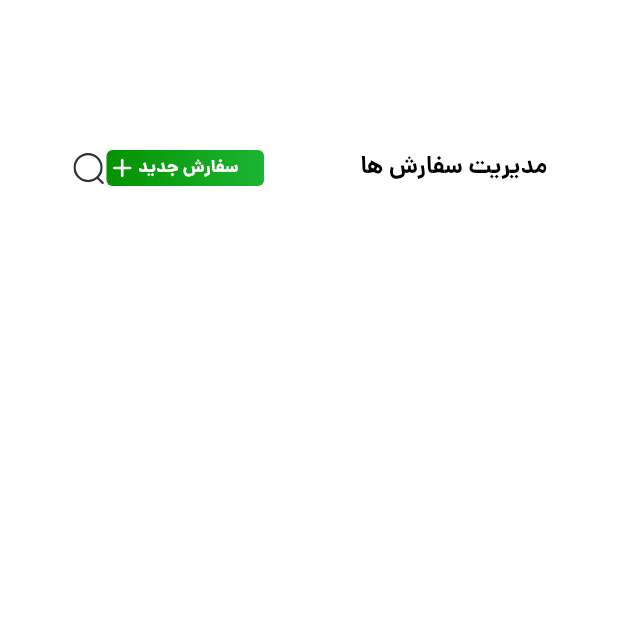
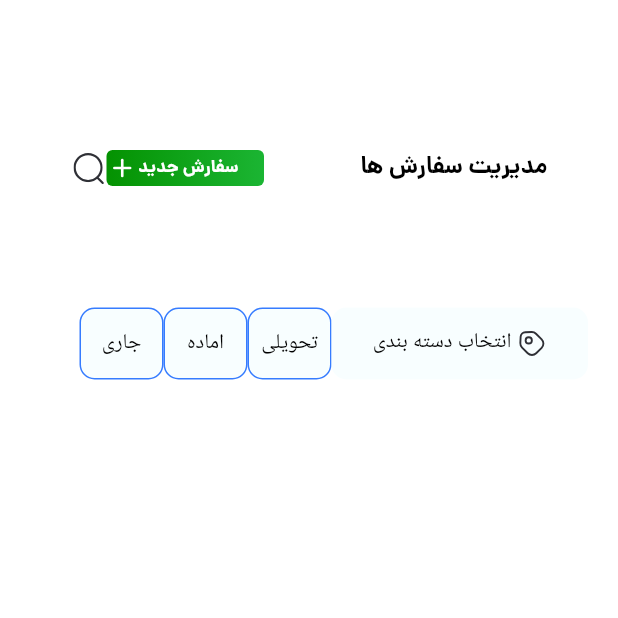
Before and after one commit to hdsneshati/layer_first_task, a Flutter app: the OrdersScreen screen opened directly, on a phone screen of 412 x 824 dp, the top half of it. Run offline on Flutter 3.47's test engine with Material 3 defaults, Android fonts, the phone set to English and light mode, and no system bars; our stand-ins replace flutter_svg; missing offline and left inert: dart:ffi.

Commit message:
some changes in orderscreen

```diff
--- a/layer_first_task/lib/feature/presentation/orders/screens/orser_screen.dart
+++ b/layer_first_task/lib/feature/presentation/orders/screens/orser_screen.dart
@@ -1,12 +1,7 @@
 import 'package:flutter/material.dart';
-import 'package:flutter_svg/svg.dart';
-import 'package:layer_first_task/config/asset/icons_path.dart';
-import 'package:layer_first_task/config/asset/strings.dart';
-import 'package:layer_first_task/config/asset/svg_path.dart';
 import 'package:layer_first_task/config/extentions/gap_space_extension.dart';
-import 'package:layer_first_task/config/theme/text_styles.dart';
-import 'package:layer_first_task/feature/presentation/login/screens/login.screen.dart';
-import 'package:layer_first_task/feature/presentation/orders/widgets/primary_order_bottun.dart';
+import 'package:layer_first_task/feature/presentation/orders/widgets/header.dart';
+import 'package:layer_first_task/feature/presentation/orders/widgets/search_header.dart';
 
 class OrdersScreen extends StatefulWidget {
   const OrdersScreen({super.key});
@@ -23,24 +18,11 @@ class _OrdersScreenState extends State<OrdersScreen> {
          child: Column(
           children: [
             100.0.verticalSpace,
-            Padding(
-              padding: const EdgeInsets.only(left: 47,right: 47),
-              child: Row(
-                mainAxisAlignment: MainAxisAlignment.center,
-                children: [
-                SvgPicture.asset(
-                IconPath.search,
-                width: 24,
-                height: 24,
-              ),
-              PrimaryOrderButton(onTap: (){}, text:StringConsts.newOrder ),
-              Spacer(),
-                Text(StringConsts.orderTitle,
-                style: lightTextTheme.titleMedium,
-                ),
+          const  HeaderOrders(),
+             81.0.verticalSpace,
+         const SearchHeader(),
 
-              ],),
-            )
+          const Card(),
           ],
          ),
        )
--- /dev/null
+++ b/layer_first_task/lib/feature/presentation/orders/widgets/card.dart
@@ -0,0 +1,36 @@
+ import 'package:flutter/material.dart';
+
+
+class Card extends StatelessWidget {
+  String name ;
+   Card({
+    required this.name,
+    super.key
+    });
+
+  @override
+  Widget build(BuildContext context) {
+     return  Container(
+             child: Column(
+              children: [
+
+                Row(
+                  children: [
+                    Column(),
+                    Container(),
+                  ],
+                ),
+                Row(
+                  children: [
+                    Text(
+                      'مبلغ پرداختی',
+                    ),
+                    Text('سفارش هنوز اماده نشده'),
+                  ],
+                ),
+              ],
+             ),
+
+     );
+  }
+}
--- /dev/null
+++ b/layer_first_task/lib/feature/presentation/orders/widgets/header.dart
@@ -0,0 +1,35 @@
+import 'package:flutter/material.dart';
+import 'package:flutter_svg/svg.dart';
+import 'package:layer_first_task/config/asset/icons_path.dart';
+import 'package:layer_first_task/config/asset/strings.dart';
+import 'package:layer_first_task/config/theme/text_styles.dart';
+import 'package:layer_first_task/feature/presentation/orders/widgets/primary_order_bottun.dart';
+
+class HeaderOrders extends StatelessWidget {
+  const HeaderOrders({
+    super.key,
+  });
+
+  @override
+  Widget build(BuildContext context) {
+    return Padding(
+      padding: const EdgeInsets.only(left: 47, right: 47),
+      child: Row(
+        mainAxisAlignment: MainAxisAlignment.center,
+        children: [
+          SvgPicture.asset(
+            IconPath.search,
+            width: 24,
+            height: 24,
+          ),
+          PrimaryOrderButton(onTap: () {}, text: StringConsts.newOrder),
+          const Spacer(),
+          Text(
+            StringConsts.orderTitle,
+            style: lightTextTheme.titleMedium,
+          ),
+        ],
+      ),
+    );
+  }
+}
--- a/layer_first_task/lib/feature/presentation/orders/widgets/primary_order_bottun.dart
+++ b/layer_first_task/lib/feature/presentation/orders/widgets/primary_order_bottun.dart
@@ -1,39 +1,31 @@
 import 'package:flutter/material.dart';
 import 'package:flutter_svg/flutter_svg.dart';
 import 'package:layer_first_task/config/asset/icons_path.dart';
-import 'package:layer_first_task/config/asset/strings.dart';
 
 class PrimaryOrderButton extends StatelessWidget {
   final VoidCallback onTap; // تابعی که هنگام کلیک اجرا می‌شود
   final String text; // متن دکمه
 
   const PrimaryOrderButton({
-    Key? key,
+    super.key,
     required this.onTap,
     required this.text,
-  }) : super(key: key);
-
+  }) ;
 
   @override
   Widget build(BuildContext context) {
     return InkWell(
       onTap: onTap,
       borderRadius: BorderRadius.circular(12),
-
       child: Container(
         width: 105,
         height: 24,
-
         decoration: BoxDecoration(
           borderRadius: BorderRadius.circular(4),
-        gradient:  LinearGradient(
-       colors: [
+          gradient: LinearGradient(colors: [
             Theme.of(context).colorScheme.primary,
             Theme.of(context).colorScheme.primaryFixed,
-         ]
-      ),
-
-
+          ]),
         ),
         alignment: Alignment.center,
         child: Center(
@@ -58,7 +50,6 @@ class PrimaryOrderButton extends StatelessWidget {
           ),
         ),
       ),
-
     );
   }
 }
--- /dev/null
+++ b/layer_first_task/lib/feature/presentation/orders/widgets/search_header.dart
@@ -0,0 +1,100 @@
+import 'package:flutter/material.dart';
+import 'package:flutter_svg/svg.dart';
+import 'package:layer_first_task/config/asset/icons_path.dart';
+
+class SearchHeader extends StatefulWidget {
+
+  const SearchHeader({super.key});
+
+  @override
+  State<SearchHeader> createState() => _SearchHeaderState();
+}
+
+class _SearchHeaderState extends State<SearchHeader> {
+  bool isSelected = false;
+
+  @override
+  Widget build(BuildContext context) {
+    return Padding(
+      padding: const EdgeInsets.symmetric(horizontal: 20),
+      child: Row(
+        mainAxisAlignment: MainAxisAlignment.end,
+        children: [
+           Row(
+            children: [
+              buttonheader(context,'جاری'),
+              buttonheader(context,'اماده'),
+              buttonheader(context,'تحویلی'),
+            ],
+          ),
+          Row(
+            children: [
+              InkWell(
+                child: Container(
+                  width: 171,
+                  height: 48,
+                  decoration: BoxDecoration(
+                    color: Theme.of(context).colorScheme.secondaryContainer,
+                    borderRadius: BorderRadius.circular(10),
+                  ),
+                  child: Row(
+                    mainAxisAlignment: MainAxisAlignment.center,
+                    children: [
+                      Text(
+                        'انتخاب دسته بندی ',
+                        style: TextStyle(
+                          color: Theme.of(context).colorScheme.onSurface,
+                        ),
+                      ),
+                      SvgPicture.asset(
+                        width: 20,
+                        height: 20,
+                        IconPath.tag,
+                      ),
+                    ],
+                  ),
+                ),
+              ),
+            ],
+          ),
+
+        ],
+      ),
+    );
+  }
+
+  InkWell buttonheader(BuildContext context,String label) {
+    return InkWell(
+              onTap: (){
+                isSelected = true;
+              },
+              child: Container(
+                width: 56,
+                height: 48,
+                decoration: BoxDecoration(
+                  border: Border.all(
+                     color: isSelected ? Theme.of(context)
+                        .colorScheme
+                        .primary  : Theme.of(context)
+                        .colorScheme
+                        .secondary, // 🎨 رنگ خط دور
+                    width: 1, // ضخامت خط
+                  ),
+                  color: Theme.of(context).colorScheme.secondaryContainer,
+                  borderRadius: BorderRadius.circular(10),
+                ),
+                child: Align(
+                  alignment: Alignment.center, // موقعیت‌دهی متن
+                 // widthFactor: 1.0, // کنترل عرض
+                //  heightFactor: 1.0, // کنترل ارتفاع
+                  child: Text(
+                    label,
+                    style: TextStyle(
+                      color: Theme.of(context).colorScheme.onSurface,
+                    ),
+                  ),
+                ),
+              ),
+            );
+  }
+}
--- a/layer_first_task/lib/main.dart
+++ b/layer_first_task/lib/main.dart
@@ -1,8 +1,5 @@
 import 'package:flutter/material.dart';
 import 'package:layer_first_task/config/theme/color_pallet.dart';
-import 'package:layer_first_task/core/widgets/main_wrapper.dart';
-import 'package:layer_first_task/feature/presentation/login/screens/VerifyCodeScreen.dart';
-import 'package:layer_first_task/feature/presentation/login/screens/login.screen.dart';
 import 'package:layer_first_task/feature/presentation/orders/screens/orser_screen.dart';
 import 'package:layer_first_task/feature/presentation/profile/screens/profile_screen.dart';
 
@@ -13,16 +10,16 @@ void main() {
 class MyApp extends StatelessWidget {
   const MyApp({super.key});
 
-  // This widget is the root of your application.
+
   @override
   Widget build(BuildContext context) {
     return MaterialApp(
       title: 'Flutter Demo',
        theme: ThemeData(
         colorScheme: ColorPallet.lightColorScheme,
-        useMaterial3: true, // اگر از Material 3 استفاده می‌کنی
+        useMaterial3: true,
       ),
-      home: const ProfileScreen(),
+      home: const OrdersScreen(),
     );
   }
 }
```
Lines whose indentation alone changed are shown as unchanged.
